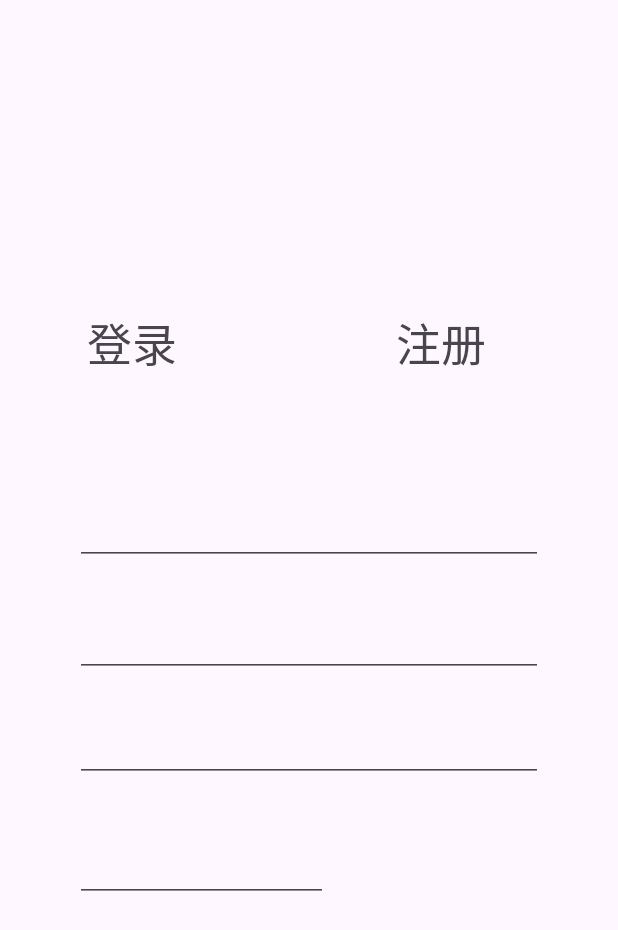
After one commit to HeXioahei/PetWelfare, an Android app: the fragment RegisterFragment placed in its activity, on a phone screen of 412 x 824 dp. The commit adds this screen. Shown: the top 930 px of the screen. Run offline under Robolectric (Android 15) with nearby library versions, the phone set to English and light mode, and no system bars; our stand-ins replace CircleImageView.

Commit message:
change 6 login layout

```diff
--- a/app/build.gradle.kts
+++ b/app/build.gradle.kts
@@ -49,8 +49,8 @@ dependencies {
     implementation("androidx.lifecycle:lifecycle-extensions:2.2.0")
     implementation("androidx.lifecycle:lifecycle-livedata-ktx:2.7.0")
 
-    implementation("org.jetbrains.kotlinx:kotlinx-coroutines-core:1.3.0")
-    implementation("org.jetbrains.kotlinx:kotlinx-coroutines-android:1.6.1")
+    implementation("org.jetbrains.kotlinx:kotlinx-coroutines-core:1.6.4")
+    implementation("org.jetbrains.kotlinx:kotlinx-coroutines-android:1.6.4")
 
     implementation("androidx.activity:activity-ktx:1.7.0")
     // 内部储存
@@ -72,7 +72,7 @@ dependencies {
 
     // 高德地图
     implementation ("com.amap.api:search:5.0.0") // 高德地图搜索 SDK
-    implementation ("com.amap.api:maps:3.3.0") // 高德地图 SDK
+    //implementation ("com.amap.api:maps:3.3.0") // 高德地图 SDK
     implementation ("com.amap.api:location:3.3.0") // 高德定位 SDK
 
     // 基础
--- a/app/src/main/java/com/example/petwelfare/ui/begin/LoginActivity.kt
+++ b/app/src/main/java/com/example/petwelfare/ui/begin/LoginActivity.kt
@@ -2,12 +2,43 @@ package com.example.petwelfare.ui.begin
 
 import androidx.appcompat.app.AppCompatActivity
 import android.os.Bundle
+import androidx.fragment.app.FragmentManager
+import androidx.fragment.app.FragmentTransaction
 import com.example.petwelfare.R
+import com.example.petwelfare.databinding.ActivityLoginBinding
 import com.example.petwelfare.logic.network.PetWelfareNetwork
 
 class LoginActivity : AppCompatActivity() {
+
+    private lateinit var binding : ActivityLoginBinding
     override fun onCreate(savedInstanceState: Bundle?) {
         super.onCreate(savedInstanceState)
-        setContentView(R.layout.activity_login)
+        binding = ActivityLoginBinding.inflate(layoutInflater)
+        setContentView(binding.root)
+
+        // 获取FragmentManager
+        val fragmentManager: FragmentManager = supportFragmentManager
+        // 创建Fragment实例
+        val loginFragment = LoginFragment()
+        val registerFragment = RegisterFragment()
+        // 创建FragmentTransaction实例
+        var transaction: FragmentTransaction = fragmentManager.beginTransaction()
+        // 添加fragment
+        transaction.add(R.id.fragment, loginFragment)
+        // 提交事务
+        transaction.commit()
+
+        binding.toLoginBtn.setOnClickListener {
+            // 使用replace方法替换Fragment容器中的Fragment
+            transaction = fragmentManager.beginTransaction()
+            transaction.replace(R.id.fragment, loginFragment)
+            transaction.commit()
+        }
+        binding.toRegisterBtn.setOnClickListener {
+            transaction = fragmentManager.beginTransaction()
+            transaction.replace(R.id.fragment, registerFragment)
+            transaction.commit()
+        }
+
     }
 }
--- /dev/null
+++ b/app/src/main/java/com/example/petwelfare/ui/begin/LoginFragment.kt
@@ -0,0 +1,23 @@
+package com.example.petwelfare.ui.begin
+
+import android.os.Bundle
+import androidx.fragment.app.Fragment
+import android.view.LayoutInflater
+import android.view.View
+import android.view.ViewGroup
+import com.example.petwelfare.R
+class LoginFragment : Fragment() {
+
+    override fun onCreate(savedInstanceState: Bundle?) {
+        super.onCreate(savedInstanceState)
+
+    }
+
+    override fun onCreateView(
+        inflater: LayoutInflater, container: ViewGroup?,
+        savedInstanceState: Bundle?,
+    ): View? {
+        // Inflate the layout for this fragment
+        return inflater.inflate(R.layout.fragment_login, container, false)
+    }
+}
--- /dev/null
+++ b/app/src/main/java/com/example/petwelfare/ui/begin/RegisterFragment.kt
@@ -0,0 +1,60 @@
+package com.example.petwelfare.ui.begin
+
+import android.os.Bundle
+import androidx.fragment.app.Fragment
+import android.view.LayoutInflater
+import android.view.View
+import android.view.ViewGroup
+import com.example.petwelfare.R
+
+// TODO: Rename parameter arguments, choose names that match
+// the fragment initialization parameters, e.g. ARG_ITEM_NUMBER
+private const val ARG_PARAM1 = "param1"
+private const val ARG_PARAM2 = "param2"
+
+/**
+ * A simple [Fragment] subclass.
+ * Use the [RegisterFragment.newInstance] factory method to
+ * create an instance of this fragment.
+ */
+class RegisterFragment : Fragment() {
+    // TODO: Rename and change types of parameters
+    private var param1: String? = null
+    private var param2: String? = null
+
+    override fun onCreate(savedInstanceState: Bundle?) {
+        super.onCreate(savedInstanceState)
+        arguments?.let {
+            param1 = it.getString(ARG_PARAM1)
+            param2 = it.getString(ARG_PARAM2)
+        }
+    }
+
+    override fun onCreateView(
+        inflater: LayoutInflater, container: ViewGroup?,
+        savedInstanceState: Bundle?,
+    ): View? {
+        // Inflate the layout for this fragment
+        return inflater.inflate(R.layout.fragment_register, container, false)
+    }
+
+    companion object {
+        /**
+         * Use this factory method to create a new instance of
+         * this fragment using the provided parameters.
+         *
+         * @param param1 Parameter 1.
+         * @param param2 Parameter 2.
+         * @return A new instance of fragment RegisterFragment.
+         */
+        // TODO: Rename and change types and number of parameters
+        @JvmStatic
+        fun newInstance(param1: String, param2: String) =
+            RegisterFragment().apply {
+                arguments = Bundle().apply {
+                    putString(ARG_PARAM1, param1)
+                    putString(ARG_PARAM2, param2)
+                }
+            }
+    }
+}
--- a/app/src/main/res/layout/activity_login.xml
+++ b/app/src/main/res/layout/activity_login.xml
@@ -26,6 +26,8 @@
         android:id="@+id/toLoginBtn"
         android:layout_width="90dp"
         android:layout_height="45dp"
+        android:text="登录"
+        android:textSize="30sp"
         app:layout_constraintEnd_toStartOf="@+id/guideline3"
         app:layout_constraintStart_toStartOf="parent"
         app:layout_constraintTop_toTopOf="@+id/guideline" />
@@ -34,6 +36,8 @@
         android:id="@+id/toRegisterBtn"
         android:layout_width="90dp"
         android:layout_height="45dp"
+        android:text="注册"
+        android:textSize="30sp"
         app:layout_constraintEnd_toEndOf="parent"
         app:layout_constraintStart_toStartOf="@+id/guideline3"
         app:layout_constraintTop_toTopOf="@+id/guideline" />
@@ -46,8 +50,10 @@
         app:layout_constraintGuide_percent="0.5" />
 
     <androidx.fragment.app.FragmentContainerView
+        android:id="@+id/fragment"
         android:layout_width="match_parent"
         android:layout_height="0dp"
+        android:padding="50dp"
         app:layout_constraintBottom_toBottomOf="parent"
         app:layout_constraintEnd_toEndOf="parent"
         app:layout_constraintStart_toStartOf="parent"
--- /dev/null
+++ b/app/src/main/res/layout/fragment_register.xml
@@ -0,0 +1,106 @@
+<?xml version="1.0" encoding="utf-8"?>
+<androidx.constraintlayout.widget.ConstraintLayout xmlns:android="http://schemas.android.com/apk/res/android"
+    xmlns:app="http://schemas.android.com/apk/res-auto"
+    xmlns:tools="http://schemas.android.com/tools"
+    android:layout_width="match_parent"
+    android:layout_height="match_parent">
+
+    <EditText
+        android:id="@+id/registerMailbox"
+        android:layout_width="match_parent"
+        android:layout_height="55dp"
+        app:layout_constraintEnd_toEndOf="parent"
+        app:layout_constraintStart_toStartOf="parent"
+        app:layout_constraintTop_toTopOf="@+id/guideline2" />
+
+    <EditText
+        android:id="@+id/registerPsd"
+        android:layout_width="match_parent"
+        android:layout_height="60dp"
+        app:layout_constraintEnd_toEndOf="parent"
+        app:layout_constraintStart_toStartOf="parent"
+        app:layout_constraintTop_toTopOf="@+id/guideline4" />
+
+    <EditText
+        android:id="@+id/registerPsdConfirm"
+        android:layout_width="match_parent"
+        android:layout_height="60dp"
+        app:layout_constraintEnd_toEndOf="parent"
+        app:layout_constraintStart_toStartOf="parent"
+        app:layout_constraintTop_toTopOf="@+id/guideline6" />
+
+    <EditText
+        android:id="@+id/verification"
+        android:layout_width="0dp"
+        android:layout_height="60dp"
+        app:layout_constraintEnd_toStartOf="@+id/guideline8"
+        app:layout_constraintStart_toStartOf="@+id/registerPsdConfirm"
+        app:layout_constraintTop_toTopOf="@+id/guideline7" />
+
+    <ImageView
+        android:id="@+id/getVerificationBtn"
+        android:layout_width="0dp"
+        android:layout_height="60dp"
+        app:layout_constraintEnd_toEndOf="parent"
+        app:layout_constraintStart_toStartOf="@+id/guideline9"
+        app:layout_constraintTop_toTopOf="@+id/guideline7" />
+
+    <ImageView
+        android:id="@+id/loginBtn"
+        android:layout_width="200dp"
+        android:layout_height="60dp"
+        app:layout_constraintEnd_toEndOf="parent"
+        app:layout_constraintStart_toStartOf="parent"
+        app:layout_constraintTop_toTopOf="@+id/guideline5" />
+
+    <androidx.constraintlayout.widget.Guideline
+        android:id="@+id/guideline2"
+        android:layout_width="wrap_content"
+        android:layout_height="wrap_content"
+        android:orientation="horizontal"
+        app:layout_constraintGuide_begin="20dp" />
+
+    <androidx.constraintlayout.widget.Guideline
+        android:id="@+id/guideline4"
+        android:layout_width="wrap_content"
+        android:layout_height="wrap_content"
+        android:orientation="horizontal"
+        app:layout_constraintGuide_begin="90dp" />
+
+    <androidx.constraintlayout.widget.Guideline
+        android:id="@+id/guideline5"
+        android:layout_width="wrap_content"
+        android:layout_height="wrap_content"
+        android:orientation="horizontal"
+        app:layout_constraintGuide_begin="350dp" />
+
+    <androidx.constraintlayout.widget.Guideline
+        android:id="@+id/guideline6"
+        android:layout_width="wrap_content"
+        android:layout_height="wrap_content"
+        android:orientation="horizontal"
+        app:layout_constraintGuide_begin="160dp" />
+
+    <androidx.constraintlayout.widget.Guideline
+        android:id="@+id/guideline7"
+        android:layout_width="wrap_content"
+        android:layout_height="wrap_content"
+        android:orientation="horizontal"
+        app:layout_constraintGuide_begin="240dp" />
+
+    <androidx.constraintlayout.widget.Guideline
+        android:id="@+id/guideline8"
+        android:layout_width="wrap_content"
+        android:layout_height="wrap_content"
+        android:orientation="vertical"
+        app:layout_constraintGuide_percent="0.54" />
+
+    <androidx.constraintlayout.widget.Guideline
+        android:id="@+id/guideline9"
+        android:layout_width="wrap_content"
+        android:layout_height="wrap_content"
+        android:orientation="vertical"
+        app:layout_constraintGuide_percent="0.5985401" />
+
+
+</androidx.constraintlayout.widget.ConstraintLayout>
--- a/app/src/main/res/values/strings.xml
+++ b/app/src/main/res/values/strings.xml
@@ -1,3 +1,5 @@
 <resources>
     <string name="app_name">PetWelfare</string>
+    <!-- TODO: Remove or change this placeholder text -->
+    <string name="hello_blank_fragment">Hello blank fragment</string>
 </resources>
--- a/settings.gradle.kts
+++ b/settings.gradle.kts
@@ -3,6 +3,8 @@ pluginManagement {
         google()
         mavenCentral()
         gradlePluginPortal()
+        // 添加高德SDK的Maven仓库地址
+        //maven ( "https://maven.amap.com/repo" )
     }
 }
 dependencyResolutionManagement {
@@ -10,6 +12,8 @@ dependencyResolutionManagement {
     repositories {
         google()
         mavenCentral()
+        // 添加高德SDK的Maven仓库地址
+        //maven ( "https://maven.amap.com/repo" )
     }
 }
 
```
Also changed, not shown: app/src/main/AndroidManifest.xml (+5 -3 lines), app/src/main/res/layout/fragment_login.xml (added, +67 -0 lines), app/src/main/res/layout/fragment_login2.xml (added, +67 -0 lines), app/src/main/res/layout/fragment_register2.xml (added, +106 -0 lines).
